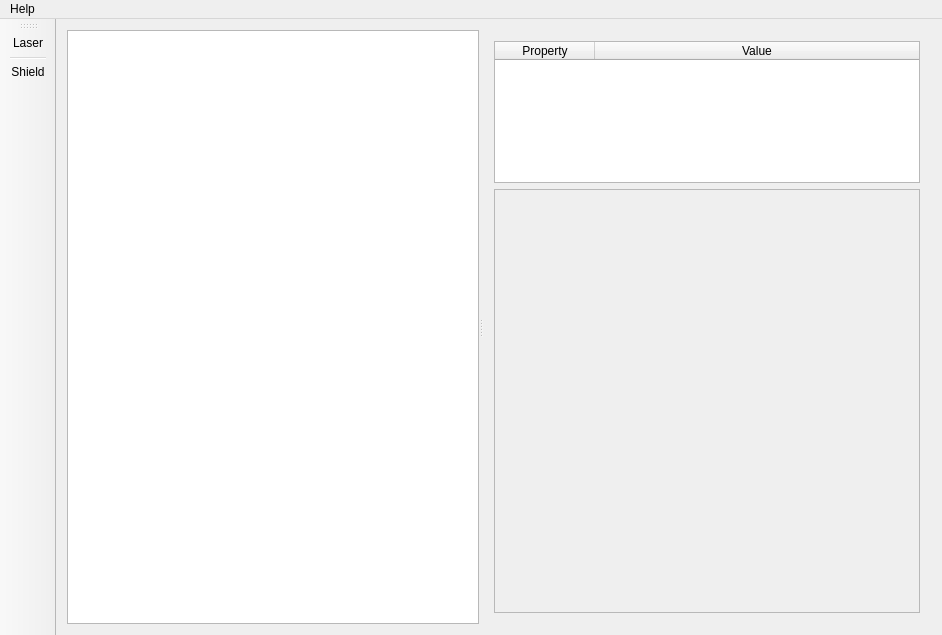
This is ui/mainwindow.ui in iminchenko/opticalexperiment as Qt 5 draws it before an edit. The edited form follows.
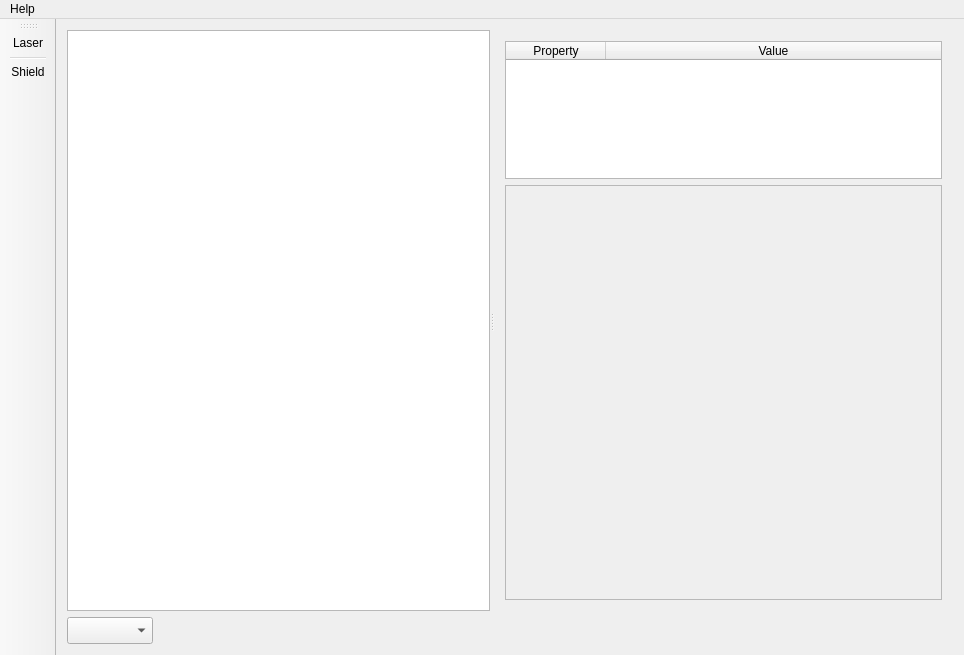
This is the edited form. Icons and pictures are not drawn. Custom widgets are drawn as their Qt base class.

Commit message: Commit from Onyszko: - some code refactoring; -аdded source calculation modes.

```diff
--- a/ui/mainwindow.ui
+++ b/ui/mainwindow.ui
@@ -6,16 +6,41 @@
    <rect>
     <x>0</x>
     <y>0</y>
-    <width>942</width>
-    <height>635</height>
+    <width>964</width>
+    <height>655</height>
    </rect>
   </property>
   <property name="windowTitle">
    <string>Optical Constructor</string>
   </property>
   <widget class="QWidget" name="centralWidget">
-   <layout class="QHBoxLayout" name="horizontalLayout">
-    <item>
+   <layout class="QGridLayout" name="gridLayout">
+    <item row="1" column="1">
+     <spacer name="horizontalSpacer">
+      <property name="orientation">
+       <enum>Qt::Horizontal</enum>
+      </property>
+      <property name="sizeType">
+       <enum>QSizePolicy::Expanding</enum>
+      </property>
+      <property name="sizeHint" stdset="0">
+       <size>
+        <width>423</width>
+        <height>20</height>
+       </size>
+      </property>
+     </spacer>
+    </item>
+    <item row="1" column="0">
+     <widget class="QComboBox" name="cbMode">
+      <property name="font">
+       <font>
+        <pointsize>12</pointsize>
+       </font>
+      </property>
+     </widget>
+    </item>
+    <item row="0" column="0" colspan="2">
      <widget class="QSplitter" name="splitter">
       <property name="orientation">
        <enum>Qt::Horizontal</enum>
@@ -57,8 +82,8 @@
             <rect>
              <x>0</x>
              <y>0</y>
-             <width>425</width>
-             <height>436</height>
+             <width>436</width>
+             <height>430</height>
             </rect>
            </property>
           </widget>
@@ -75,8 +100,8 @@
     <rect>
      <x>0</x>
      <y>0</y>
-     <width>942</width>
-     <height>25</height>
+     <width>964</width>
+     <height>20</height>
     </rect>
    </property>
    <widget class="QMenu" name="menu">
```
The commit also changes 3 other files.
